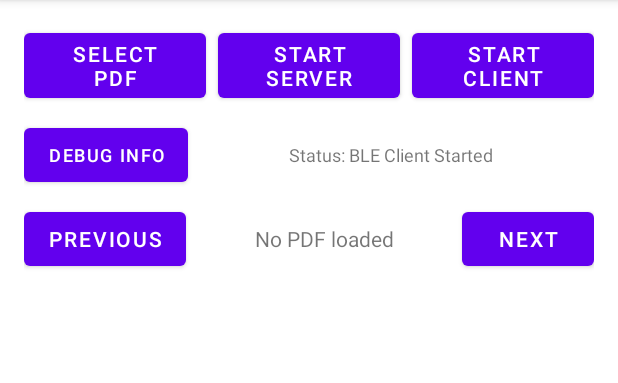
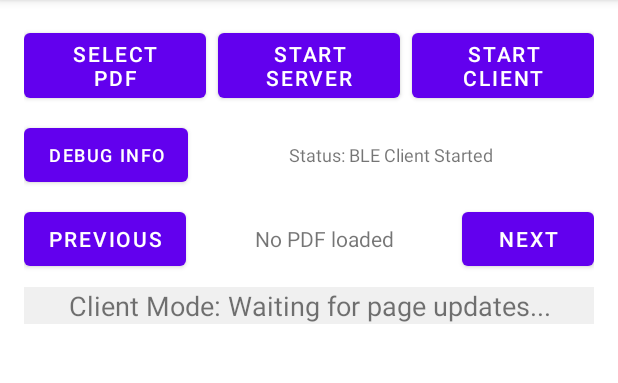
Before and after one commit to thomas-roos/ble-browser-android-bridge, an Android app: the screen it shows after launch (MainActivity), after a tap on "START CLIENT", on a phone screen of 412 x 824 dp, the part 84-467 px from its top. Run offline under Robolectric (Android 15) with nearby library versions, the phone set to English and light mode, and no system bars; 3 other taps on this screen came first.

Commit message:
Add received page display for client mode without PDF

```diff
--- a/android-app/app/src/main/java/com/github/blebrowserbridge/MainActivity.kt
+++ b/android-app/app/src/main/java/com/github/blebrowserbridge/MainActivity.kt
@@ -104,6 +104,14 @@ class MainActivity : AppCompatActivity() {
         Log.d(TAG, "Starting BLE Client")
         isServer = false
         binding.statusText.text = "Status: BLE Client Started"
+
+        // Show received page display if no PDF loaded
+        if (pdfRenderer == null) {
+            binding.pdfImageView.visibility = android.view.View.GONE
+            binding.receivedPageText.visibility = android.view.View.VISIBLE
+            binding.receivedPageText.text = "Client Mode: Waiting for page updates..."
+        }
+
         Toast.makeText(this, "BLE Client Started (Debug Mode)", Toast.LENGTH_SHORT).show()
     }
 
@@ -118,6 +126,16 @@ class MainActivity : AppCompatActivity() {
 
         Log.d(TAG, "Debug Info: $info")
         Toast.makeText(this, info, Toast.LENGTH_LONG).show()
+
+        // Simulate receiving page update for testing
+        if (!isServer && pdfRenderer == null) {
+            simulateReceivedPage((1..10).random())
+        }
+    }
+
+    private fun simulateReceivedPage(pageNumber: Int) {
+        Log.d(TAG, "Simulated received page: $pageNumber")
+        binding.receivedPageText.text = "Received Page: $pageNumber\n\n(Load a PDF to see actual content)"
     }
 
     override fun onActivityResult(requestCode: Int, resultCode: Int, data: Intent?) {
@@ -137,6 +155,11 @@ class MainActivity : AppCompatActivity() {
                 pdfRenderer?.close() // Close previous PDF if any
                 pdfRenderer = PdfRenderer(it)
                 currentPageIndex = 0
+
+                // Show PDF view, hide received page text
+                binding.pdfImageView.visibility = android.view.View.VISIBLE
+                binding.receivedPageText.visibility = android.view.View.GONE
+
                 showPage(currentPageIndex)
                 Log.d(TAG, "PDF loaded successfully. Pages: ${pdfRenderer?.pageCount}")
             }
--- a/android-app/app/src/main/res/layout/activity_main.xml
+++ b/android-app/app/src/main/res/layout/activity_main.xml
@@ -94,12 +94,28 @@
         android:layout_height="0dp"
         android:layout_weight="1">
 
-        <ImageView
-            android:id="@+id/pdfImageView"
+        <FrameLayout
             android:layout_width="match_parent"
-            android:layout_height="wrap_content"
-            android:adjustViewBounds="true"
-            android:scaleType="fitCenter" />
+            android:layout_height="wrap_content">
+
+            <ImageView
+                android:id="@+id/pdfImageView"
+                android:layout_width="match_parent"
+                android:layout_height="wrap_content"
+                android:adjustViewBounds="true"
+                android:scaleType="fitCenter" />
+
+            <TextView
+                android:id="@+id/receivedPageText"
+                android:layout_width="match_parent"
+                android:layout_height="match_parent"
+                android:gravity="center"
+                android:text="Client Mode: Waiting for page updates..."
+                android:textSize="18sp"
+                android:background="#f0f0f0"
+                android:visibility="gone" />
+
+        </FrameLayout>
 
     </ScrollView>
 
```
